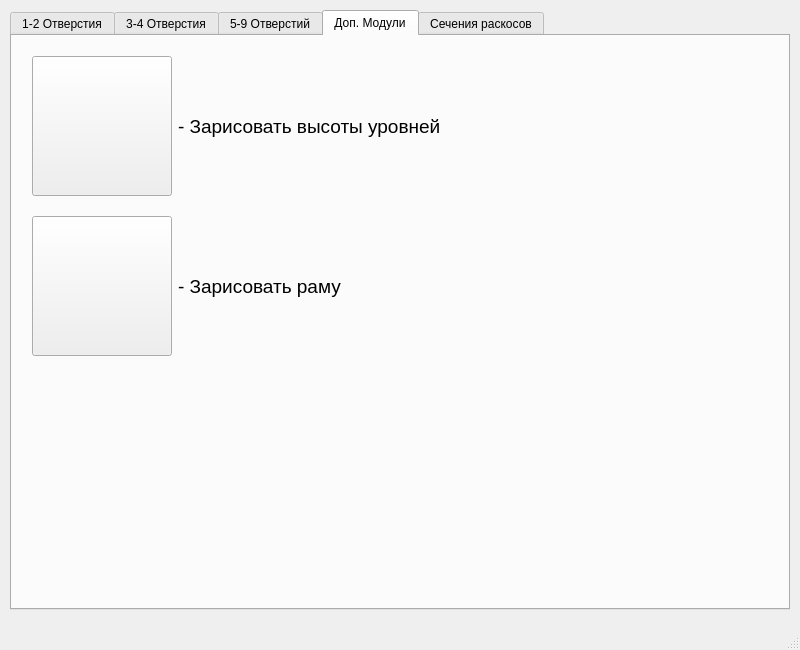
Old version of the form UI/WMain.ui in the repository kl9n/Podpyatnik.
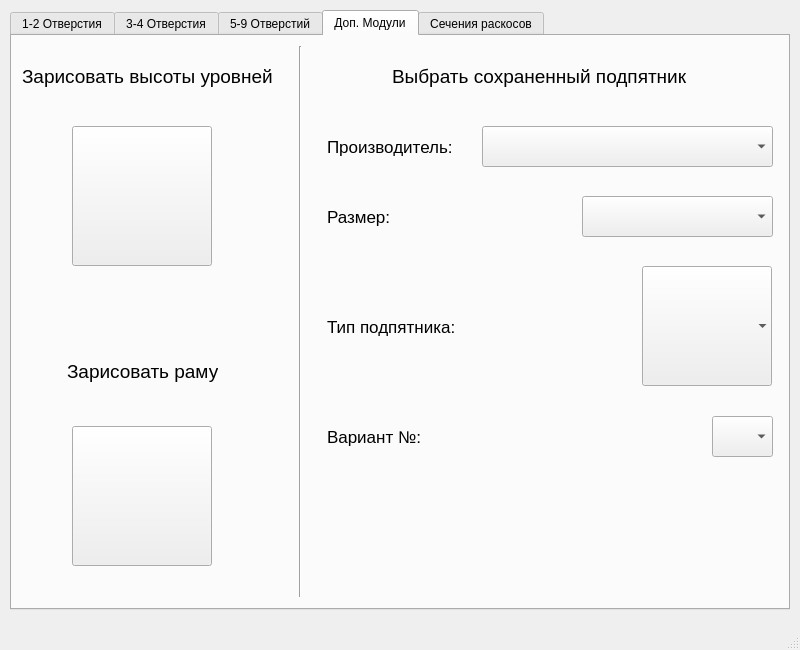
New version of the form. The open tabs and pages were chosen to show the change. Icons and pictures are not drawn.

```diff
--- a/UI/WMain.ui
+++ b/UI/WMain.ui
@@ -1086,18 +1086,83 @@
      <attribute name="title">
       <string>Доп. Модули</string>
      </attribute>
-     <widget class="QWidget" name="formLayoutWidget">
+     <widget class="QLabel" name="label_2">
       <property name="geometry">
        <rect>
-        <x>20</x>
-        <y>20</y>
-        <width>601</width>
-        <height>142</height>
+        <x>55</x>
+        <y>320</y>
+        <width>151</width>
+        <height>31</height>
        </rect>
       </property>
-      <layout class="QFormLayout" name="formLayout">
-       <item row="0" column="0">
+      <property name="font">
+       <font>
+        <pointsize>14</pointsize>
+       </font>
+      </property>
+      <property name="text">
+       <string>Зарисовать раму </string>
+      </property>
+     </widget>
+     <widget class="QPushButton" name="pushButton_frame">
+      <property name="geometry">
+       <rect>
+        <x>60</x>
+        <y>390</y>
+        <width>140</width>
+        <height>140</height>
+       </rect>
+      </property>
+      <property name="sizePolicy">
+       <sizepolicy hsizetype="Fixed" vsizetype="Fixed">
+        <horstretch>0</horstretch>
+        <verstretch>0</verstretch>
+       </sizepolicy>
+      </property>
+      <property name="minimumSize">
+       <size>
+        <width>140</width>
+        <height>140</height>
+       </size>
+      </property>
+      <property name="maximumSize">
+       <size>
+        <width>140</width>
+        <height>140</height>
+       </size>
+      </property>
+      <property name="sizeIncrement">
+       <size>
+        <width>0</width>
+        <height>0</height>
+       </size>
+      </property>
+      <property name="text">
+       <string/>
+      </property>
+      <property name="icon">
+       <iconset>
+        <normaloff>../pics/thumbs/framemodul.jpg</normaloff>../pics/thumbs/framemodul.jpg</iconset>
+      </property>
+      <property name="iconSize">
+       <size>
+        <width>130</width>
+        <height>130</height>
+       </size>
+      </property>
+      <property name="flat">
+       <bool>false</bool>
+      </property>
+     </widget>
         <widget class="QPushButton" name="pushButton_lev">
+      <property name="geometry">
+       <rect>
+        <x>60</x>
+        <y>90</y>
+        <width>140</width>
+        <height>140</height>
+       </rect>
+      </property>
          <property name="sizePolicy">
           <sizepolicy hsizetype="Fixed" vsizetype="Fixed">
            <horstretch>0</horstretch>
@@ -1139,88 +1204,201 @@
           <bool>false</bool>
          </property>
         </widget>
-       </item>
-       <item row="0" column="1">
         <widget class="QLabel" name="label">
+      <property name="geometry">
+       <rect>
+        <x>10</x>
+        <y>30</y>
+        <width>261</width>
+        <height>21</height>
+       </rect>
+      </property>
          <property name="font">
           <font>
            <pointsize>14</pointsize>
           </font>
          </property>
          <property name="text">
-          <string>- Зарисовать высоты уровней</string>
-         </property>
-        </widget>
-       </item>
-      </layout>
+       <string>Зарисовать высоты уровней</string>
+      </property>
+     </widget>
+     <widget class="Line" name="line">
+      <property name="geometry">
+       <rect>
+        <x>280</x>
+        <y>10</y>
+        <width>16</width>
+        <height>551</height>
+       </rect>
+      </property>
+      <property name="orientation">
+       <enum>Qt::Vertical</enum>
+      </property>
      </widget>
-     <widget class="QWidget" name="formLayoutWidget_2">
+     <widget class="QLabel" name="label_3">
       <property name="geometry">
        <rect>
-        <x>20</x>
-        <y>180</y>
-        <width>601</width>
-        <height>142</height>
+        <x>380</x>
+        <y>30</y>
+        <width>321</width>
+        <height>21</height>
        </rect>
       </property>
-      <layout class="QFormLayout" name="formLayout_2">
-       <item row="0" column="0">
-        <widget class="QPushButton" name="pushButton_frame">
-         <property name="sizePolicy">
-          <sizepolicy hsizetype="Fixed" vsizetype="Fixed">
-           <horstretch>0</horstretch>
-           <verstretch>0</verstretch>
-          </sizepolicy>
-         </property>
-         <property name="minimumSize">
-          <size>
-           <width>140</width>
-           <height>140</height>
-          </size>
-         </property>
-         <property name="maximumSize">
-          <size>
-           <width>140</width>
-           <height>140</height>
-          </size>
-         </property>
-         <property name="sizeIncrement">
-          <size>
-           <width>0</width>
-           <height>0</height>
-          </size>
+      <property name="font">
+       <font>
+        <pointsize>14</pointsize>
+       </font>
+      </property>
+      <property name="text">
+       <string>Выбрать сохраненный подпятник</string>
+      </property>
+     </widget>
+     <widget class="QLabel" name="label_4">
+      <property name="geometry">
+       <rect>
+        <x>315</x>
+        <y>100</y>
+        <width>131</width>
+        <height>21</height>
+       </rect>
+      </property>
+      <property name="font">
+       <font>
+        <pointsize>13</pointsize>
+       </font>
          </property>
          <property name="text">
-          <string/>
-         </property>
-         <property name="icon">
-          <iconset>
-           <normaloff>../pics/thumbs/framemodul.jpg</normaloff>../pics/thumbs/framemodul.jpg</iconset>
-         </property>
-         <property name="iconSize">
-          <size>
+       <string>Производитель:</string>
+      </property>
+     </widget>
+     <widget class="QComboBox" name="manufacturer_comboBox">
+      <property name="geometry">
+       <rect>
+        <x>470</x>
+        <y>90</y>
+        <width>291</width>
+        <height>41</height>
+       </rect>
+      </property>
+      <property name="font">
+       <font>
+        <pointsize>13</pointsize>
+       </font>
+      </property>
+     </widget>
+     <widget class="QLabel" name="label_5">
+      <property name="geometry">
+       <rect>
+        <x>315</x>
+        <y>170</y>
+        <width>81</width>
+        <height>21</height>
+       </rect>
+      </property>
+      <property name="font">
+       <font>
+        <pointsize>13</pointsize>
+       </font>
+      </property>
+      <property name="text">
+       <string>Размер:</string>
+      </property>
+     </widget>
+     <widget class="QComboBox" name="size_comboBox">
+      <property name="geometry">
+       <rect>
+        <x>570</x>
+        <y>160</y>
+        <width>191</width>
+        <height>41</height>
+       </rect>
+      </property>
+      <property name="font">
+       <font>
+        <pointsize>13</pointsize>
+       </font>
+      </property>
+     </widget>
+     <widget class="QLabel" name="label_6">
+      <property name="geometry">
+       <rect>
+        <x>315</x>
+        <y>280</y>
+        <width>181</width>
+        <height>21</height>
+       </rect>
+      </property>
+      <property name="font">
+       <font>
+        <pointsize>13</pointsize>
+       </font>
+      </property>
+      <property name="text">
+       <string>Тип подпятника:</string>
+      </property>
+     </widget>
+     <widget class="QComboBox" name="type_comboBox">
+      <property name="geometry">
+       <rect>
+        <x>630</x>
+        <y>230</y>
            <width>130</width>
-           <height>130</height>
-          </size>
-         </property>
-         <property name="flat">
+        <height>120</height>
+       </rect>
+      </property>
+      <property name="font">
+       <font>
+        <pointsize>13</pointsize>
+       </font>
+      </property>
+      <property name="autoFillBackground">
+       <bool>false</bool>
+      </property>
+      <property name="maxVisibleItems">
+       <number>3</number>
+      </property>
+      <property name="iconSize">
+       <size>
+        <width>110</width>
+        <height>110</height>
+       </size>
+      </property>
+      <property name="frame">
           <bool>false</bool>
          </property>
         </widget>
-       </item>
-       <item row="0" column="1">
-        <widget class="QLabel" name="label_2">
+     <widget class="QLabel" name="label_7">
+      <property name="geometry">
+       <rect>
+        <x>315</x>
+        <y>390</y>
+        <width>151</width>
+        <height>21</height>
+       </rect>
+      </property>
          <property name="font">
           <font>
-           <pointsize>14</pointsize>
+        <pointsize>13</pointsize>
           </font>
          </property>
          <property name="text">
-          <string>- Зарисовать раму </string>
-         </property>
-        </widget>
-       </item>
-      </layout>
+       <string>Вариант №:</string>
+      </property>
+     </widget>
+     <widget class="QComboBox" name="variant_comboBox">
+      <property name="geometry">
+       <rect>
+        <x>700</x>
+        <y>380</y>
+        <width>61</width>
+        <height>41</height>
+       </rect>
+      </property>
+      <property name="font">
+       <font>
+        <pointsize>13</pointsize>
+       </font>
+      </property>
      </widget>
     </widget>
     <widget class="QWidget" name="tab_4">
```
Lines whose indentation alone changed are shown as unchanged.
